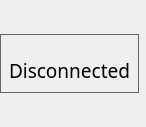
Before: the Qt Designer form Qt/ConnectionStatus/status.ui in SManAT/PyStuff, drawn with Qt 5.
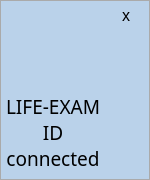
After: the same form once the commit is applied. Icons and pictures are not drawn.

Patch:
```diff
--- a/Qt/ConnectionStatus/status.ui
+++ b/Qt/ConnectionStatus/status.ui
@@ -6,42 +6,44 @@
    <rect>
     <x>0</x>
     <y>0</y>
-    <width>146</width>
-    <height>127</height>
+    <width>150</width>
+    <height>180</height>
    </rect>
   </property>
   <property name="windowTitle">
    <string>Dialog</string>
   </property>
+  <property name="windowOpacity">
+   <double>1.000000000000000</double>
+  </property>
+  <property name="styleSheet">
+   <string notr="true">background-color: #bad2ea; padding: 4px;border: 1px solid #aaaaaa;</string>
+  </property>
   <layout class="QVBoxLayout" name="verticalLayout_2">
    <property name="spacing">
     <number>0</number>
    </property>
    <property name="leftMargin">
-    <number>0</number>
+    <number>2</number>
    </property>
    <property name="topMargin">
-    <number>0</number>
+    <number>2</number>
    </property>
    <property name="rightMargin">
-    <number>0</number>
+    <number>2</number>
    </property>
    <property name="bottomMargin">
-    <number>0</number>
+    <number>2</number>
    </property>
    <item>
-    <widget class="QWidget" name="container" native="true">
-     <property name="styleSheet">
-      <string notr="true">border: 1px solid #666666;</string>
-     </property>
-     <layout class="QVBoxLayout" name="verticalLayout">
-      <property name="spacing">
-       <number>0</number>
-      </property>
+    <layout class="QGridLayout" name="container">
       <property name="sizeConstraint">
        <enum>QLayout::SetFixedSize</enum>
       </property>
-      <item>
+     <property name="spacing">
+      <number>0</number>
+     </property>
+     <item row="0" column="0">
        <widget class="QLabel" name="icon">
         <property name="sizePolicy">
          <sizepolicy hsizetype="Maximum" vsizetype="Maximum">
@@ -69,7 +71,7 @@
         </property>
        </widget>
       </item>
-      <item>
+     <item row="1" column="0">
        <widget class="QLabel" name="msg">
         <property name="font">
          <font>
@@ -81,15 +83,26 @@
          <string notr="true">border: none;</string>
         </property>
         <property name="text">
-         <string>Disconnected</string>
+        <string>LIFE-EXAM
+ID
+connected</string>
         </property>
         <property name="alignment">
          <set>Qt::AlignCenter</set>
         </property>
        </widget>
       </item>
-     </layout>
-    </widget>
+     <item row="0" column="1" alignment="Qt::AlignTop">
+      <widget class="QPushButton" name="abort">
+       <property name="styleSheet">
+        <string notr="true">font-size: 12pt; border: none;</string>
+       </property>
+       <property name="text">
+        <string>x</string>
+       </property>
+      </widget>
+     </item>
+    </layout>
    </item>
   </layout>
  </widget>
```
Lines whose indentation alone changed are shown as unchanged.
